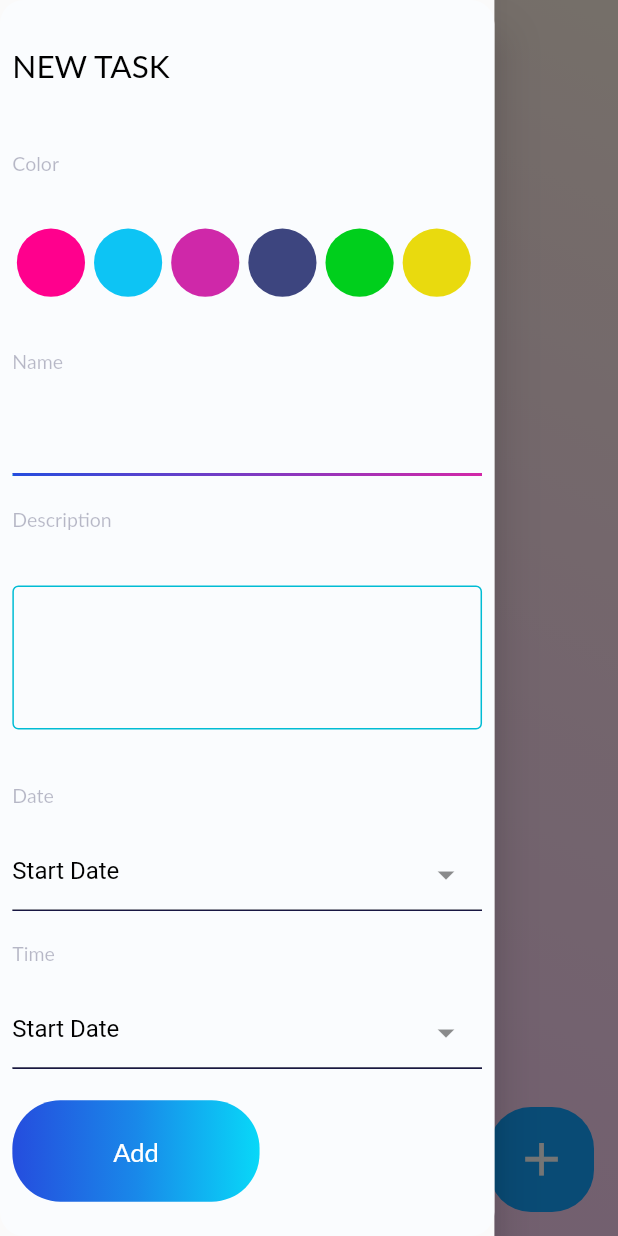
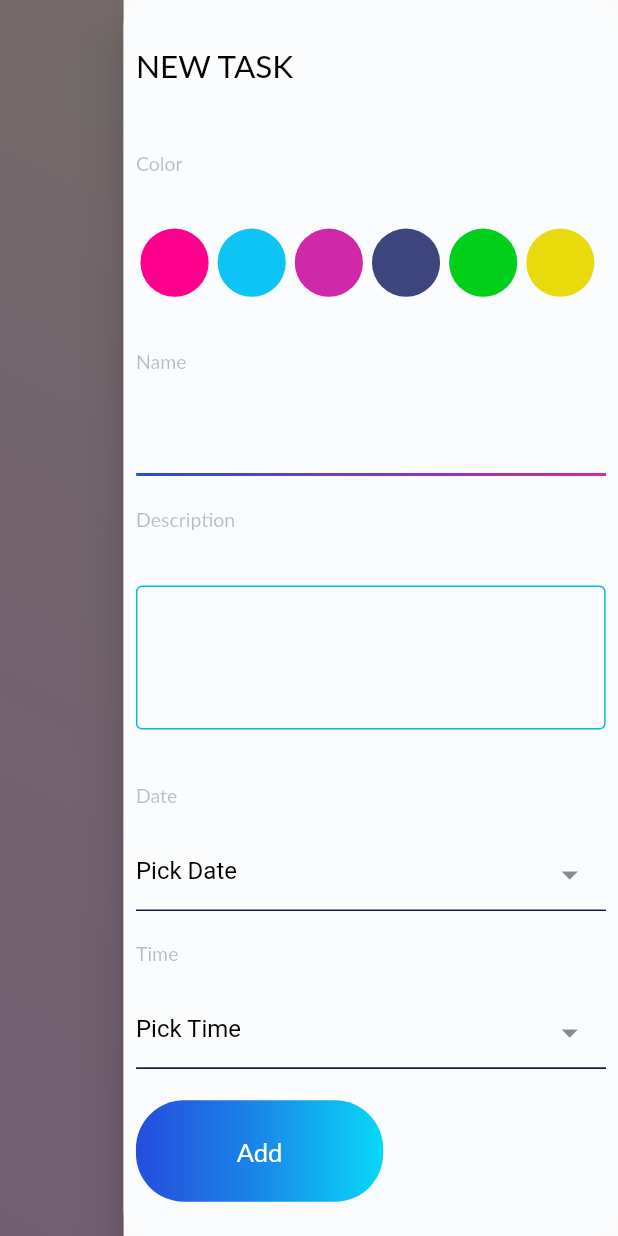
Before and after one commit to MohamedSci/Todo-App-Flutter, a Flutter app: the DisplayingTasks screen opened directly, after a tap on the "add" icon, on a phone screen of 412 x 824 dp. Run offline on Flutter 3.47's test engine with Material 2 defaults, Android fonts, the phone set to English and light mode, and no system bars; our stand-ins replace flutter_bloc, flutter_holo_date_picker, fluttertoast, sqflite; missing offline and left inert: day_night_time_picker; accounts and stored records are empty; Roboto replaces fonts that are missing (Lato).

```diff
--- a/lib/Authentication/Logic/Auth_Api.dart
+++ b/lib/Authentication/Logic/Auth_Api.dart
@@ -23,12 +23,14 @@ String refresh_token = "";
     return token;
   }
 
+  String tokenBaseUrl = "https://phpstack-561490-3524079.cloudwaysapps.com/api-start-point/public";
+
   Future<bool> getUser(
       {@required String mail, @required String pass}) async {
     bool isAuthenticated = false;
     http.Response response;
     var url =
-        'https://phpstack-561490-3524079.cloudwaysapps.com/api-start-point/public/api/auth/login';
+        '$tokenBaseUrl/api/auth/login';
     Map data = {"password": pass, "email": mail};
     print("pass: $pass");
     print("mail: $mail");
@@ -45,11 +47,11 @@ String refresh_token = "";
     }     else if(response.statusCode == 401){
       //refresh token and call getUser again
       http.Response response = await http.post(Uri.https(
-          "https://phpstack-561490-3524079.cloudwaysapps.com/api-start-point/public/apiauth/refresh-token"),
+          "$tokenBaseUrl/apiauth/refresh-token"),
           headers: {'grant_type': 'refresh_token', 'refresh_token': '$refresh_token'});
       token = json.decode(response.body)["data"]["token"];
       refresh_token = jsonDecode(response.body)['refresh_token'];
-      // return getUser();
+      return getUser(mail: mail,pass: pass);
     }
 
     else {
@@ -57,4 +59,5 @@ String refresh_token = "";
     }
     return isAuthenticated;
   }
+
 }
--- a/lib/TODO_List/Screens/DisplayTasks/Display_Tasks.dart
+++ b/lib/TODO_List/Screens/DisplayTasks/Display_Tasks.dart
@@ -7,6 +7,7 @@ import 'package:todo_app/TODO_List/drawer/drawer_screen.dart';
 import 'package:todo_app/TODO_List/drawer/drawer_state_enum.dart';
 import 'package:todo_app/TODO_List/task_model/task_model.dart';
 import 'package:todo_app/states/states.dart';
+
 
 class DisplayingTasks extends StatefulWidget {
   @override
@@ -58,15 +59,15 @@ class _DisplayingTasksState extends State<DisplayingTasks> {
       builder: (context, state) {
         ToDoController toDoController = ToDoController.get(context);
         return Scaffold(
-          drawer: DrawerScreen(width: width, state: DrawerState.insert),
+          endDrawer: DrawerScreen(width: width, state: DrawerState.insert),
           key: scaffoldKey,
           floatingActionButton: InkWell(
             onTap: () {
-              if (scaffoldKey.currentState.isDrawerOpen) {
-                scaffoldKey.currentState.closeDrawer();
+              if (scaffoldKey.currentState.isEndDrawerOpen) {
+                scaffoldKey.currentState.closeEndDrawer();
                 //close drawer, if drawer is open
               } else {
-                scaffoldKey.currentState.openDrawer();
+                scaffoldKey.currentState.openEndDrawer();
                 ToDoController.get(context)
                     .setDrawerState(DrawerState.insert);
                 //open drawer, if drawer is closed
@@ -97,23 +98,29 @@ class _DisplayingTasksState extends State<DisplayingTasks> {
             height: height,
             child: Column(
               children: [
-                SizedBox(
-                    width: width,
-                    height: height * 0.15,
+                SizedBox(width: width,height: height * 0.15,
                     child: Row(
-                      mainAxisAlignment: MainAxisAlignment.center,
-                      children: const [
-                        Align(
-                          alignment: Alignment.center,
-                          child: Text(
-                            'TODO',
-                            style: TextStyle(
-                              fontSize: 20,
-                            ),
-                          ),
+                      children: [
+                  Expanded(flex: 5,
+                    child: Padding(
+                      padding:  EdgeInsets.only(left: width * 0.4),
+                      child: const Text(
+                        'TODO',
+                        style: TextStyle(
+                          fontSize: 24,
                         ),
-                      ],
-                    )),
+                      ),
+                    ),
+                  ),Expanded(flex: 1,child:
+                        FloatingActionButton(elevation: 0,
+                            backgroundColor: const Color(0xFFFFF2E4),
+                            onPressed: () {
+
+                        }, child:const Icon(
+                          Icons.filter_list,color: Color(0xFFFE9299),size: 32,))
+
+                        )
+                ],)),
                 SizedBox(
                   width: width,
                   height: height * 0.75,
@@ -149,7 +156,7 @@ class _DisplayingTasksState extends State<DisplayingTasks> {
                                 padding: const EdgeInsets.all(8.0),
                                 child: InkWell(
                                   onTap: () {
-                                    scaffoldKey.currentState.openDrawer();
+                                    scaffoldKey.currentState.openEndDrawer();
                                     toDoController
                                         .setDrawerState(DrawerState.update);
                                     toDoController.setIdNum(currentTask.id);
@@ -201,7 +208,7 @@ class _DisplayingTasksState extends State<DisplayingTasks> {
                                             MainAxisAlignment.center,
                                             children: [
                                               Text(
-                                                "${currentTask.date.substring(8, 10)} ${monthMap[currentTask.date.substring(5, 7)]}  ",
+                                                "${currentTask.date.substring(8, 10)} ${monthMap[currentTask.date.substring(5, 7)]} ",
                                                 style: const TextStyle(
                                                     fontSize: 12,
                                                     color: Colors.black,
--- a/lib/TODO_List/Screens/add_task/Add_Task.dart
+++ b/lib/TODO_List/Screens/add_task/Add_Task.dart
@@ -18,10 +18,11 @@ class AddTask extends StatefulWidget {
 }
 
 class _AddTaskState extends State<AddTask> {
-  TextEditingController nameController = TextEditingController();
-  TextEditingController descController = TextEditingController();
-  static TextEditingController dateController = TextEditingController();
-  static TextEditingController timeController = TextEditingController();
+  // TextEditingController nameController = TextEditingController();
+  // TextEditingController descController = TextEditingController();
+  // static TextEditingController dateController = TextEditingController();
+  // static TextEditingController timeController = TextEditingController();
+
   @override
   Widget build(BuildContext context) {
     double height = MediaQuery.of(context).size.height;
--- a/lib/TODO_List/widgets/date_picker.dart
+++ b/lib/TODO_List/widgets/date_picker.dart
@@ -1,8 +1,8 @@
 import 'package:flutter/material.dart';
-import 'package:todo_app/Constants/colors.dart';
 import 'package:flutter_holo_date_picker/flutter_holo_date_picker.dart';
 import 'package:todo_app/TODO_List/controller/todo_controller.dart';
 import 'package:flutter_bloc/flutter_bloc.dart';
+import 'package:todo_app/TODO_List/drawer/drawer_state_enum.dart';
 import 'package:todo_app/states/states.dart';
 
 
@@ -14,7 +14,19 @@ class DatePickerWidget extends StatefulWidget {
 
 class _DatePickerWidgetState extends State<DatePickerWidget> {
   TextEditingController dateController = TextEditingController();
-
+@override
+void initState() {
+  dateController.text = ToDoController.get(context).getDrawerState() == DrawerState.update?
+      ToDoController.get(context).getDateText():"";
+  // TODO: implement initState
+    super.initState();
+  }
+  @override
+  void dispose() {
+    dateController.dispose();
+    // TODO: implement dispose
+    super.dispose();
+  }
   @override
   Widget build(BuildContext context) {
     return BlocConsumer<ToDoController, ChangState>(
@@ -22,7 +34,6 @@ class _DatePickerWidgetState extends State<DatePickerWidget> {
           print(state);
         },
         builder: (context, state) {
-          dateController.text = ToDoController.get(context).getDateText();
         return  Stack(
           children: [
             TextField(
@@ -37,6 +48,9 @@ class _DatePickerWidgetState extends State<DatePickerWidget> {
                     looping: true,
                   ).then((value) {
                      ToDoController.get(context).setDateString(value.toString().substring(0,11));
+                     setState(() {
+                       dateController.text = value.toString().substring(0,11);
+                     });
                      print("datePicked datePicked $value");
                    }
                      );
@@ -45,7 +59,7 @@ class _DatePickerWidgetState extends State<DatePickerWidget> {
                 style: const TextStyle(color: Colors.black),
                 decoration: const InputDecoration(
                     suffixIcon: Icon(Icons.arrow_drop_down_outlined,size: 27),
-                    hintText: "Start Date",
+                    hintText: "Pick Date",
                     hintStyle: TextStyle(color: Colors.black),
                     // isDense: true,
                     // filled: true,
--- a/lib/TODO_List/widgets/desc_txt_field.dart
+++ b/lib/TODO_List/widgets/desc_txt_field.dart
@@ -1,5 +1,6 @@
 import 'package:flutter/material.dart';
 import 'package:todo_app/TODO_List/controller/todo_controller.dart';
+import 'package:todo_app/TODO_List/drawer/drawer_state_enum.dart';
 import 'package:todo_app/states/states.dart';
 import 'package:flutter_bloc/flutter_bloc.dart';
 
@@ -11,7 +12,19 @@ class DescTextField extends StatefulWidget {
 
 class _DescTextFieldState extends State<DescTextField> {
   TextEditingController descController = TextEditingController();
-
+@override
+void initState() {
+  descController.text = ToDoController.get(context).getDrawerState() == DrawerState.update?
+      ToDoController.get(context).getDescText():"";
+  // TODO: implement initState
+    super.initState();
+  }
+  @override
+  void dispose() {
+    descController.dispose();
+    // TODO: implement dispose
+    super.dispose();
+  }
   @override
   Widget build(BuildContext context) {
       return BlocConsumer<ToDoController, ChangState>(
@@ -19,7 +32,6 @@ class _DescTextFieldState extends State<DescTextField> {
           print(state);
         },
         builder: (context, state) {
-          descController.text = ToDoController.get(context).getDescText();
         return TextField(
           onChanged: (value) => ToDoController.get(context).setDescString(value),
           controller: descController,
--- a/lib/TODO_List/widgets/name_txtField.dart
+++ b/lib/TODO_List/widgets/name_txtField.dart
@@ -1,6 +1,7 @@
 import 'package:flutter/material.dart';
 import 'package:todo_app/TODO_List/controller/todo_controller.dart';
 import 'package:flutter_bloc/flutter_bloc.dart';
+import 'package:todo_app/TODO_List/drawer/drawer_state_enum.dart';
 import 'package:todo_app/states/states.dart';
 
 class NameTextField extends StatefulWidget {
@@ -11,7 +12,19 @@ class NameTextField extends StatefulWidget {
 
 class _NameTextFieldState extends State<NameTextField> {
   TextEditingController nameController = TextEditingController();
-
+@override
+void initState() {
+  nameController.text = ToDoController.get(context).getDrawerState() == DrawerState.update?
+      ToDoController.get(context).getNameText():"";
+  // TODO: implement initState
+    super.initState();
+  }
+  @override
+  void dispose() {
+    nameController.dispose();
+    // TODO: implement dispose
+    super.dispose();
+  }
   @override
   Widget build(BuildContext context) {
     return  BlocConsumer<ToDoController, ChangState>(
@@ -19,7 +32,6 @@ class _NameTextFieldState extends State<NameTextField> {
           print(state);
         },
         builder: (context, state) {
-          nameController.text = ToDoController.get(context).getNameText();
         return Stack(
           children: [
             TextField(
--- a/lib/TODO_List/widgets/time_picker.dart
+++ b/lib/TODO_List/widgets/time_picker.dart
@@ -1,42 +1,71 @@
 import 'package:flutter/material.dart';
-import 'package:todo_app/Constants/colors.dart';
 import 'package:day_night_time_picker/day_night_time_picker.dart';
 import 'package:todo_app/TODO_List/controller/todo_controller.dart';
+import 'package:todo_app/TODO_List/drawer/drawer_state_enum.dart';
 import 'package:todo_app/states/states.dart';
 import 'package:flutter_bloc/flutter_bloc.dart';
 
 class TimePickerWidget extends StatefulWidget {
   TimePickerWidget({Key key}) : super(key: key);
+
   @override
   State<TimePickerWidget> createState() => _TimePickerWidgetState();
 }
 
 class _TimePickerWidgetState extends State<TimePickerWidget> {
   DateTime dateNow = DateTime.now();
-  Time _time ;
+  Time _time;
+
   bool iosStyle = true;
-TextEditingController timeController= TextEditingController();
+  TextEditingController timeController = TextEditingController();
+
+  parseTime(String time) {
+    if(time != null  && time != "" && time.length >= 5){
+      String hours = time.substring(0, 2);
+      String mins = time.toString().substring(3, 5);
+      if (int.parse(hours) > 12) {
+        int nightHours = int.parse(hours)  - 12;
+        setState(() {
+          timeController.text = "${nightHours.toString()} : $mins  PM";
+        });
+      } else {
+        setState(() {
+          timeController.text = "${hours.toString()} : $mins  AM";
+        });
+      }
+    }
+  }
 
   @override
   void initState() {
-     _time = Time(hour: dateNow.hour, minute: dateNow.minute, second: dateNow.second);
-
+    _time = Time(
+        hour: dateNow.hour, minute: dateNow.minute, second: dateNow.second);
+    timeController.text = ToDoController.get(context).getDrawerState() == DrawerState.update?
+        parseTime(ToDoController.get(context).getTimeText()):"";
     // TODO: implement initState
     super.initState();
   }
+
   Future<void> onTimeChanged(Time newTime) async {
-    await ToDoController.get(context).setTimeText(newTime.toString().substring(10,15));
+    String vTime = newTime.toString().substring(10, 15);
+    parseTime(vTime);
+    await ToDoController.get(context)
+        .setTimeText(vTime);
     print("_time _time $newTime");
   }
 
   @override
+  void dispose() {
+    timeController.dispose();
+    // TODO: implement dispose
+    super.dispose();
+  }
+
+  @override
   Widget build(BuildContext context) {
-    return BlocConsumer<ToDoController, ChangState>(
-        listener: (context, state) {
+    return BlocConsumer<ToDoController, ChangState>(listener: (context, state) {
       print(state);
-        },
-        builder: (context, state) {
-          timeController.text = ToDoController.get(context).getTimeText();
+    }, builder: (context, state) {
       return Stack(
         children: [
           TextField(
@@ -45,9 +74,12 @@ TextEditingController timeController= TextEditingController();
                 showPicker(
                   context: context,
                   value: _time,
-                    sunrise: const TimeOfDay(hour: 6, minute: 0), // optional
-                    sunset: const TimeOfDay(hour: 18, minute: 0), // optional
-                    duskSpanInMinutes: 120, // optional
+                  sunrise: const TimeOfDay(hour: 6, minute: 0),
+                  // optional
+                  sunset: const TimeOfDay(hour: 18, minute: 0),
+                  // optional
+                  duskSpanInMinutes: 120,
+                  // optional
                   onChange: onTimeChanged,
                 ),
               );
@@ -55,8 +87,8 @@ TextEditingController timeController= TextEditingController();
             controller: timeController,
             style: const TextStyle(color: Colors.black),
             decoration: const InputDecoration(
-                  suffixIcon: Icon(Icons.arrow_drop_down_outlined,size: 27),
-                  hintText: "Start Date",
+              suffixIcon: Icon(Icons.arrow_drop_down_outlined, size: 27),
+              hintText: "Pick Time",
               hintStyle: TextStyle(color: Colors.black),
               // isDense: true,
               // filled: true,
@@ -74,14 +106,11 @@ TextEditingController timeController= TextEditingController();
                   bottomLeft: Radius.circular(10),
                   bottomRight: Radius.circular(10),
                 ),
-
               ),
             ),
           )
-
         ],
       );
-      }
-    );
+    });
   }
 }
--- a/lib/main.dart
+++ b/lib/main.dart
@@ -14,7 +14,7 @@ import 'package:todo_app/generalWidgets/custum_route.dart';
 
 void main() {
   WidgetsFlutterBinding.ensureInitialized();
-  NotificationService().initNotification();
+  // NotificationService().initNotification();
   WidgetsFlutterBinding.ensureInitialized();
   runApp(MultiBlocProvider(providers: [
     BlocProvider<AuthApi>(
--- a/pubspec.yaml
+++ b/pubspec.yaml
@@ -47,7 +47,7 @@ dev_dependencies:
   fluttertoast: ^8.2.2
   flutter_holo_date_picker: ^1.1.0
   day_night_time_picker: ^1.3.0
-  flutter_local_notifications: ^5.0.0+1
+#  flutter_local_notifications: ^5.0.0+1
 #  workmanager: ^0.2.3
 #  timezone: ^0.8.0
   #  bloc:
```
Also changed, not shown: lib/Notification/notification_services.dart (+102 -102 lines), lib/Notification/show_notification_with_default_sound.dart (+39 -39 lines), lib/TODO_List/widgets/update_task_Button.dart (+0 -7 lines), lib/Constants/functions.dart (line endings or trailing spaces), 2 other files. Lines whose indentation alone changed are shown as unchanged.
